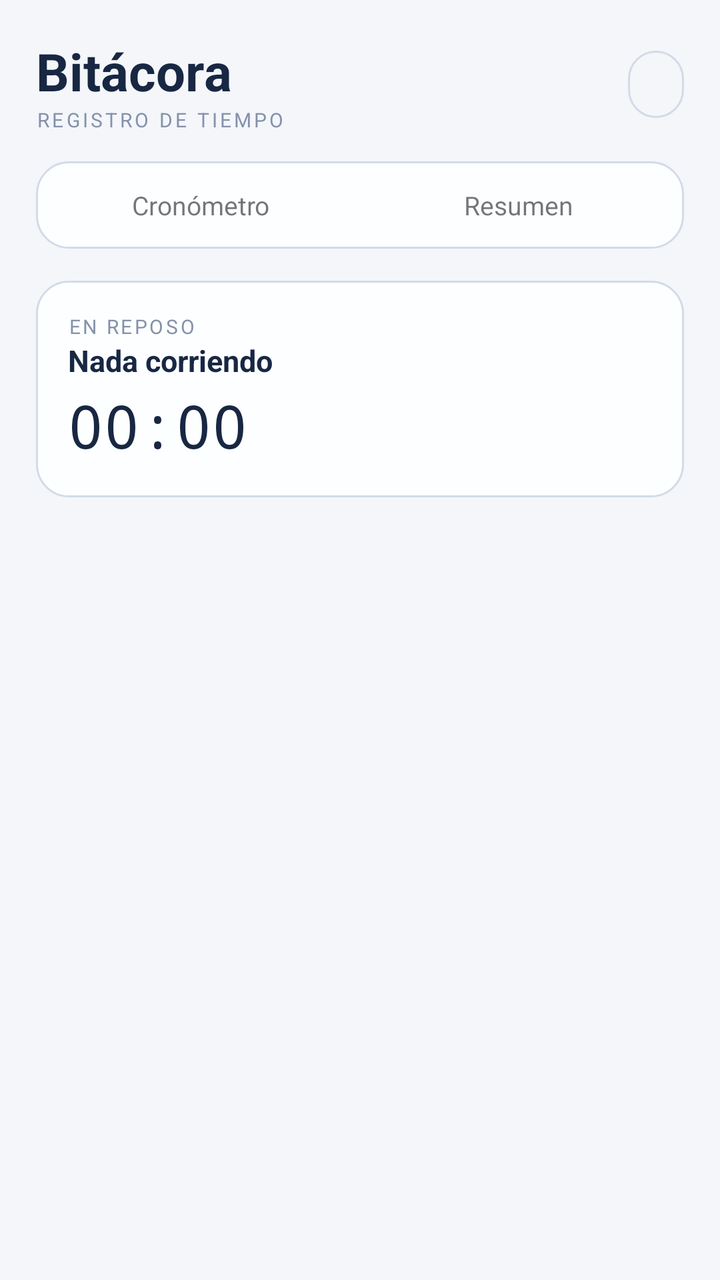
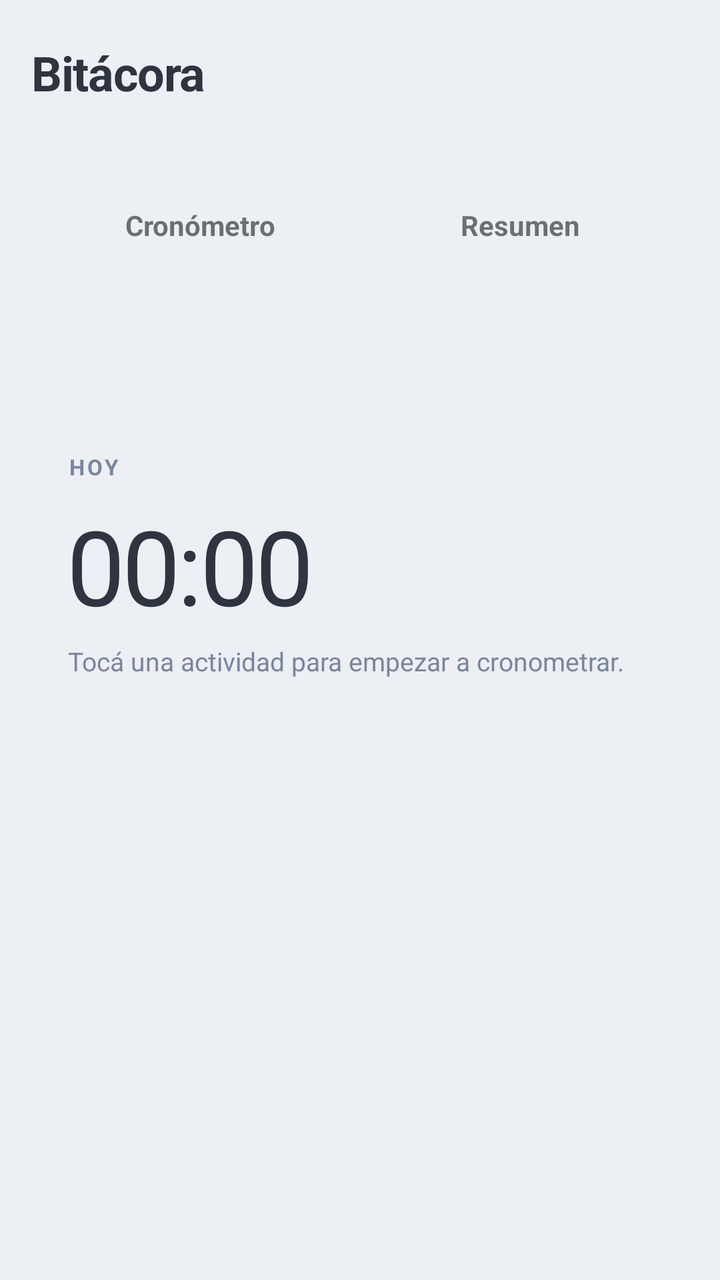

Screens rendered from an Android XML layout before and after an edit, with the pre-edit source and the edit as a unified diff.
<!-- AndroidManifest.xml: application theme Theme.Bitacora -->
<!-- res/layout/activity_main.xml -->
<?xml version="1.0" encoding="utf-8"?>
<ScrollView xmlns:android="http://schemas.android.com/apk/res/android"
    android:layout_width="match_parent"
    android:layout_height="match_parent"
    android:fillViewport="true">

    <LinearLayout
        android:layout_width="match_parent"
        android:layout_height="wrap_content"
        android:orientation="vertical"
        android:padding="18dp">

        <LinearLayout
            android:layout_width="match_parent"
            android:layout_height="wrap_content"
            android:orientation="horizontal"
            android:gravity="center_vertical">

            <LinearLayout
                android:layout_width="0dp"
                android:layout_height="wrap_content"
                android:layout_weight="1"
                android:orientation="vertical">

                <TextView
                    android:layout_width="wrap_content"
                    android:layout_height="wrap_content"
                    android:text="Bitácora"
                    android:textColor="@color/ink"
                    android:textSize="26sp"
                    android:textStyle="bold" />

                <TextView
                    android:layout_width="wrap_content"
                    android:layout_height="wrap_content"
                    android:text="REGISTRO DE TIEMPO"
                    android:textColor="@color/muted"
                    android:textSize="10sp"
                    android:letterSpacing="0.14" />
            </LinearLayout>

            <TextView
                android:id="@+id/profileChip"
                android:layout_width="wrap_content"
                android:layout_height="wrap_content"
                android:text=""
                android:textColor="@color/ink"
                android:textStyle="bold"
                android:textSize="13sp"
                android:background="@drawable/chip"
                android:paddingLeft="14dp"
                android:paddingRight="14dp"
                android:paddingTop="8dp"
                android:paddingBottom="8dp"
                android:maxWidth="160dp"
                android:maxLines="1"
                android:ellipsize="end" />
        </LinearLayout>

        <LinearLayout
            android:layout_width="match_parent"
            android:layout_height="wrap_content"
            android:orientation="horizontal"
            android:background="@drawable/widget_bg"
            android:padding="3dp"
            android:layout_marginTop="14dp"
            android:weightSum="2">

            <TextView
                android:id="@+id/tabTimer"
                android:layout_width="0dp"
                android:layout_height="wrap_content"
                android:layout_weight="1"
                android:gravity="center"
                android:padding="10dp"
                android:text="Cronómetro"
                android:textSize="13sp" />

            <TextView
                android:id="@+id/tabResumen"
                android:layout_width="0dp"
                android:layout_height="wrap_content"
                android:layout_weight="1"
                android:gravity="center"
                android:padding="10dp"
                android:text="Resumen"
                android:textSize="13sp" />
        </LinearLayout>

        <LinearLayout
            android:id="@+id/timerView"
            android:layout_width="match_parent"
            android:layout_height="wrap_content"
            android:orientation="vertical"
            android:layout_marginTop="16dp">

            <LinearLayout
                android:id="@+id/banner"
                android:layout_width="match_parent"
                android:layout_height="wrap_content"
                android:orientation="horizontal"
                android:gravity="center_vertical"
                android:background="@drawable/widget_bg"
                android:padding="16dp"
                android:layout_marginBottom="16dp">

                <LinearLayout
                    android:layout_width="0dp"
                    android:layout_height="wrap_content"
                    android:layout_weight="1"
                    android:orientation="vertical">

                    <TextView
                        android:id="@+id/bannerLabel"
                        android:layout_width="wrap_content"
                        android:layout_height="wrap_content"
                        android:text="EN REPOSO"
                        android:textColor="@color/muted"
                        android:textSize="10sp"
                        android:letterSpacing="0.12" />

                    <TextView
                        android:id="@+id/bannerName"
                        android:layout_width="wrap_content"
                        android:layout_height="wrap_content"
                        android:text="Nada corriendo"
                        android:textColor="@color/ink"
                        android:textSize="15sp"
                        android:textStyle="bold" />

                    <Chronometer
                        android:id="@+id/bannerChrono"
                        android:layout_width="wrap_content"
                        android:layout_height="wrap_content"
                        android:text="00:00"
                        android:textColor="@color/ink"
                        android:textSize="30sp"
                        android:fontFamily="monospace"
                        android:layout_marginTop="2dp" />
                </LinearLayout>

                <TextView
                    android:id="@+id/bannerPause"
                    android:layout_width="wrap_content"
                    android:layout_height="wrap_content"
                    android:text="Pausar"
                    android:textColor="@color/ink"
                    android:textSize="13sp"
                    android:textStyle="bold"
                    android:background="@drawable/chip"
                    android:paddingLeft="14dp"
                    android:paddingRight="14dp"
                    android:paddingTop="10dp"
                    android:paddingBottom="10dp"
                    android:layout_marginEnd="8dp"
                    android:visibility="gone" />

                <TextView
                    android:id="@+id/bannerStop"
                    android:layout_width="wrap_content"
                    android:layout_height="wrap_content"
                    android:text="Parar"
                    android:textColor="@color/live"
                    android:textSize="13sp"
                    android:textStyle="bold"
                    android:background="@drawable/chip"
                    android:paddingLeft="14dp"
                    android:paddingRight="14dp"
                    android:paddingTop="10dp"
                    android:paddingBottom="10dp"
                    android:visibility="gone" />
            </LinearLayout>

            <LinearLayout
                android:id="@+id/list"
                android:layout_width="match_parent"
                android:layout_height="wrap_content"
                android:orientation="vertical" />
        </LinearLayout>

        <LinearLayout
            android:id="@+id/resumenView"
            android:layout_width="match_parent"
            android:layout_height="wrap_content"
            android:orientation="vertical"
            android:layout_marginTop="16dp"
            android:visibility="gone" />
    </LinearLayout>
</ScrollView>
<!-- resources referenced by this layout -->
<resources>
  <color name="ink">#FF182742</color>
  <color name="live">#FF1C74C9</color>
  <color name="muted">#FF8592AB</color>
  <!-- drawable chip (drawable) -->
  <?xml version="1.0" encoding="utf-8"?>
  <shape xmlns:android="http://schemas.android.com/apk/res/android"
      android:shape="rectangle">
      <solid android:color="@color/paper" />
      <corners android:radius="16dp" />
      <stroke android:width="1dp" android:color="@color/line" />
  </shape>
  <!-- drawable widget_bg (drawable) -->
  <?xml version="1.0" encoding="utf-8"?>
  <shape xmlns:android="http://schemas.android.com/apk/res/android"
      android:shape="rectangle">
      <solid android:color="@color/card" />
      <corners android:radius="16dp" />
      <stroke android:width="1dp" android:color="@color/line" />
  </shape>
  <style name="Theme.Bitacora" parent="Theme.AppCompat.Light.NoActionBar">
          <item name="android:windowBackground">@color/paper</item>
          <item name="colorPrimary">@color/indigo</item>
          <item name="colorAccent">@color/indigo</item>
      </style>
  <color name="paper">#FFF4F6FA</color>
  <color name="line">#FFD3DBE8</color>
  <color name="card">#FFFDFEFF</color>
  <color name="indigo">#FF2F4B8F</color>
</resources>

<!-- the commit's change to res/layout/activity_main.xml (unified diff, before → after) -->
@@ -8,13 +8,18 @@
         android:layout_width="match_parent"
         android:layout_height="wrap_content"
         android:orientation="vertical"
-        android:padding="18dp">
-
+        android:paddingLeft="16dp"
+        android:paddingRight="16dp"
+        android:paddingTop="20dp"
+        android:paddingBottom="32dp">
+
+        
         <LinearLayout
             android:layout_width="match_parent"
             android:layout_height="wrap_content"
             android:orientation="horizontal"
-            android:gravity="center_vertical">
+            android:gravity="center_vertical"
+            android:baselineAligned="false">
 
             <LinearLayout
                 android:layout_width="0dp"
@@ -25,46 +30,64 @@
                 <TextView
                     android:layout_width="wrap_content"
                     android:layout_height="wrap_content"
-                    android:text="Bitácora"
+                    android:text="@string/app_name"
                     android:textColor="@color/ink"
-                    android:textSize="26sp"
-                    android:textStyle="bold" />
-
-                <TextView
-                    android:layout_width="wrap_content"
-                    android:layout_height="wrap_content"
-                    android:text="REGISTRO DE TIEMPO"
+                    android:textSize="24sp"
+                    android:textStyle="bold"
+                    android:letterSpacing="-0.02" />
+
+                <TextView
+                    android:id="@+id/todaySub"
+                    android:layout_width="wrap_content"
+                    android:layout_height="wrap_content"
+                    android:layout_marginTop="2dp"
                     android:textColor="@color/muted"
-                    android:textSize="10sp"
-                    android:letterSpacing="0.14" />
+                    android:textSize="13sp"
+                    android:maxLines="1"
+                    android:ellipsize="end" />
             </LinearLayout>
 
-            <TextView
+            <LinearLayout
                 android:id="@+id/profileChip"
                 android:layout_width="wrap_content"
-                android:layout_height="wrap_content"
-                android:text=""
-                android:textColor="@color/ink"
-                android:textStyle="bold"
-                android:textSize="13sp"
-                android:background="@drawable/chip"
-                android:paddingLeft="14dp"
-                android:paddingRight="14dp"
-                android:paddingTop="8dp"
-                android:paddingBottom="8dp"
-                android:maxWidth="160dp"
-                android:maxLines="1"
-                android:ellipsize="end" />
+                android:layout_height="40dp"
+                android:orientation="horizontal"
+                android:gravity="center_vertical"
+                android:paddingStart="4dp"
+                android:paddingEnd="12dp">
+
+                <TextView
+                    android:id="@+id/profAvatar"
+                    android:layout_width="32dp"
+                    android:layout_height="32dp"
+                    android:gravity="center"
+                    android:textColor="@color/white"
+                    android:textSize="14sp"
+                    android:textStyle="bold" />
+
+                <TextView
+                    android:id="@+id/profName"
+                    android:layout_width="wrap_content"
+                    android:layout_height="wrap_content"
+                    android:layout_marginStart="8dp"
+                    android:maxWidth="120dp"
+                    android:maxLines="1"
+                    android:ellipsize="end"
+                    android:textColor="@color/ink"
+                    android:textSize="14sp"
+                    android:textStyle="bold" />
+            </LinearLayout>
         </LinearLayout>
 
-        <LinearLayout
+        
+        <LinearLayout
+            android:id="@+id/tabs"
             android:layout_width="match_parent"
             android:layout_height="wrap_content"
             android:orientation="horizontal"
-            android:background="@drawable/widget_bg"
-            android:padding="3dp"
-            android:layout_marginTop="14dp"
-            android:weightSum="2">
+            android:baselineAligned="false"
+            android:padding="4dp"
+            android:layout_marginTop="18dp">
 
             <TextView
                 android:id="@+id/tabTimer"
@@ -72,9 +95,10 @@
                 android:layout_height="wrap_content"
                 android:layout_weight="1"
                 android:gravity="center"
-                android:padding="10dp"
+                android:padding="9dp"
                 android:text="Cronómetro"
-                android:textSize="13sp" />
+                android:textSize="14sp"
+                android:textStyle="bold" />
 
             <TextView
                 android:id="@+id/tabResumen"
@@ -82,9 +106,10 @@
                 android:layout_height="wrap_content"
                 android:layout_weight="1"
                 android:gravity="center"
-                android:padding="10dp"
+                android:padding="9dp"
                 android:text="Resumen"
-                android:textSize="13sp" />
+                android:textSize="14sp"
+                android:textStyle="bold" />
         </LinearLayout>
 
         <LinearLayout
@@ -94,81 +119,113 @@
             android:orientation="vertical"
             android:layout_marginTop="16dp">
 
-            <LinearLayout
-                android:id="@+id/banner"
+            
+            <LinearLayout
+                android:id="@+id/hero"
                 android:layout_width="match_parent"
                 android:layout_height="wrap_content"
-                android:orientation="horizontal"
-                android:gravity="center_vertical"
-                android:background="@drawable/widget_bg"
-                android:padding="16dp"
-                android:layout_marginBottom="16dp">
+                android:orientation="vertical"
+                android:padding="18dp">
 
                 <LinearLayout
-                    android:layout_width="0dp"
-                    android:layout_height="wrap_content"
-                    android:layout_weight="1"
-                    android:orientation="vertical">
-
-                    <TextView
-                        android:id="@+id/bannerLabel"
-                        android:layout_width="wrap_content"
+                    android:id="@+id/heroTop"
+                    android:layout_width="match_parent"
+                    android:layout_height="wrap_content"
+                    android:orientation="horizontal"
+                    android:baselineAligned="false"
+                    android:gravity="center_vertical">
+
+                    <FrameLayout
+                        android:id="@+id/heroSwatch"
+                        android:layout_width="48dp"
+                        android:layout_height="48dp"
+                        android:layout_marginEnd="12dp" />
+
+                    <LinearLayout
+                        android:layout_width="0dp"
                         android:layout_height="wrap_content"
-                        android:text="EN REPOSO"
-                        android:textColor="@color/muted"
-                        android:textSize="10sp"
-                        android:letterSpacing="0.12" />
-
-                    <TextView
-                        android:id="@+id/bannerName"
-                        android:layout_width="wrap_content"
-                        android:layout_height="wrap_content"
-                        android:text="Nada corriendo"
-                        android:textColor="@color/ink"
-                        android:textSize="15sp"
-                        android:textStyle="bold" />
-
-                    <Chronometer
-                        android:id="@+id/bannerChrono"
-                        android:layout_width="wrap_content"
-                        android:layout_height="wrap_content"
-                        android:text="00:00"
-                        android:textColor="@color/ink"
-                        android:textSize="30sp"
-                        android:fontFamily="monospace"
-                        android:layout_marginTop="2dp" />
+                        android:layout_weight="1"
+                        android:orientation="vertical">
+
+                        <LinearLayout
+                            android:layout_width="wrap_content"
+                            android:layout_height="wrap_content"
+                            android:orientation="horizontal"
+                            android:gravity="center_vertical">
+
+                            <View
+                                android:id="@+id/heroDot"
+                                android:layout_width="8dp"
+                                android:layout_height="8dp"
+                                android:layout_marginEnd="6dp" />
+
+                            <TextView
+                                android:id="@+id/bannerLabel"
+                                android:layout_width="wrap_content"
+                                android:layout_height="wrap_content"
+                                android:textSize="11sp"
+                                android:textStyle="bold"
+                                android:letterSpacing="0.12" />
+                        </LinearLayout>
+
+                        <TextView
+                            android:id="@+id/bannerName"
+                            android:layout_width="wrap_content"
+                            android:layout_height="wrap_content"
+                            android:layout_marginTop="2dp"
+                            android:textColor="@color/ink"
+                            android:textSize="17sp"
+                            android:textStyle="bold"
+                            android:maxLines="1"
+                            android:ellipsize="end" />
+
+                        <TextView
+                            android:id="@+id/heroCat"
+                            android:layout_width="wrap_content"
+                            android:layout_height="wrap_content"
+                            android:textColor="@color/inkSoft"
+                            android:textSize="13sp"
+                            android:maxLines="1"
+                            android:ellipsize="end" />
+                    </LinearLayout>
                 </LinearLayout>
 
                 <TextView
-                    android:id="@+id/bannerPause"
-                    android:layout_width="wrap_content"
-                    android:layout_height="wrap_content"
-                    android:text="Pausar"
+                    android:id="@+id/heroIdle"
+                    android:layout_width="wrap_content"
+                    android:layout_height="wrap_content"
+                    android:text="HOY"
+                    android:textColor="@color/muted"
+                    android:textSize="11sp"
+                    android:textStyle="bold"
+                    android:letterSpacing="0.12" />
+
+                <Chronometer
+                    android:id="@+id/bannerChrono"
+                    android:layout_width="wrap_content"
+                    android:layout_height="wrap_content"
+                    android:layout_marginTop="14dp"
                     android:textColor="@color/ink"
-                    android:textSize="13sp"
-                    android:textStyle="bold"
-                    android:background="@drawable/chip"
-                    android:paddingLeft="14dp"
-                    android:paddingRight="14dp"
-                    android:paddingTop="10dp"
-                    android:paddingBottom="10dp"
-                    android:layout_marginEnd="8dp"
-                    android:visibility="gone" />
-
-                <TextView
-                    android:id="@+id/bannerStop"
-                    android:layout_width="wrap_content"
-                    android:layout_height="wrap_content"
-                    android:text="Parar"
-                    android:textColor="@color/live"
-                    android:textSize="13sp"
-                    android:textStyle="bold"
-                    android:background="@drawable/chip"
-                    android:paddingLeft="14dp"
-                    android:paddingRight="14dp"
-                    android:paddingTop="10dp"
-                    android:paddingBottom="10dp"
-                    android:visibility="gone" />
+                    android:textSize="52sp"
+                    android:fontFeatureSettings="tnum"
+                    android:letterSpacing="-0.03"
+                    android:includeFontPadding="false" />
+
+                <TextView
+                    android:id="@+id/heroHint"
+                    android:layout_width="wrap_content"
+                    android:layout_height="wrap_content"
+                    android:layout_marginTop="6dp"
+                    android:text="Tocá una actividad para empezar a cronometrar."
+                    android:textColor="@color/muted"
+                    android:textSize="13sp" />
+
+                <LinearLayout
+                    android:id="@+id/heroActions"
+                    android:layout_width="match_parent"
+                    android:layout_height="wrap_content"
+                    android:layout_marginTop="16dp"
+                    android:orientation="horizontal" />
             </LinearLayout>
 
             <LinearLayout
<!-- resource entries referenced after the edit -->
@@ -1,32 +1,21 @@
 <!-- resources referenced by this layout -->
 <resources>
-  <color name="ink">#FF182742</color>
-  <color name="live">#FF1C74C9</color>
-  <color name="muted">#FF8592AB</color>
-  <!-- drawable chip (drawable) -->
-  <?xml version="1.0" encoding="utf-8"?>
-  <shape xmlns:android="http://schemas.android.com/apk/res/android"
-      android:shape="rectangle">
-      <solid android:color="@color/paper" />
-      <corners android:radius="16dp" />
-      <stroke android:width="1dp" android:color="@color/line" />
-  </shape>
-  <!-- drawable widget_bg (drawable) -->
-  <?xml version="1.0" encoding="utf-8"?>
-  <shape xmlns:android="http://schemas.android.com/apk/res/android"
-      android:shape="rectangle">
-      <solid android:color="@color/card" />
-      <corners android:radius="16dp" />
-      <stroke android:width="1dp" android:color="@color/line" />
-  </shape>
+  <color name="ink">#FF2E3440</color>
+  <color name="inkSoft">#FF4C566A</color>
+  <color name="muted">#FF7A869B</color>
+  <color name="white">#FFFFFFFF</color>
+  <string name="app_name">Bitácora</string>
   <style name="Theme.Bitacora" parent="Theme.AppCompat.Light.NoActionBar">
           <item name="android:windowBackground">@color/paper</item>
           <item name="colorPrimary">@color/indigo</item>
           <item name="colorAccent">@color/indigo</item>
+          
+          <item name="android:statusBarColor">@color/paper</item>
+          <item name="android:windowLightStatusBar">true</item>
+          <item name="android:navigationBarColor">@color/paper</item>
+          <item name="android:windowLightNavigationBar" tools:targetApi="27">true</item>
       </style>
-  <color name="paper">#FFF4F6FA</color>
-  <color name="line">#FFD3DBE8</color>
-  <color name="card">#FFFDFEFF</color>
-  <color name="indigo">#FF2F4B8F</color>
+  <color name="paper">#FFECEFF4</color>
+  <color name="indigo">#FF5E81AC</color>
 </resources>
 
